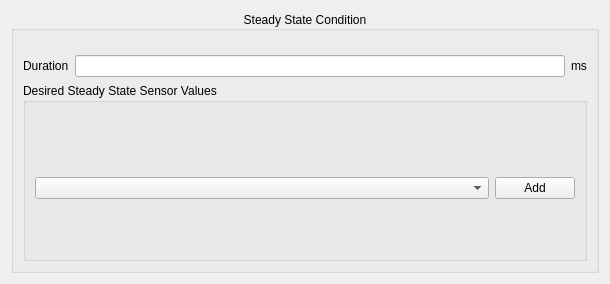
This is src/ManeuverPlanner/VisualScripter/Conditions/SteadyStateCondition.ui in theilem/uavGS as Qt 5 draws it before an edit. The edited form follows.
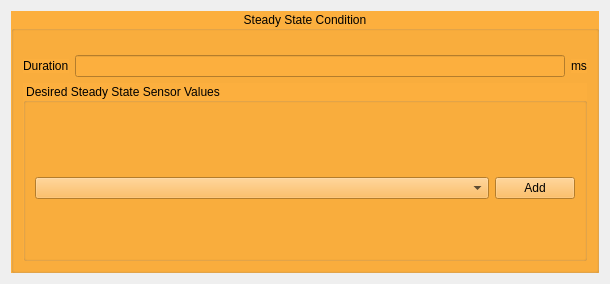
This is the edited form.

Commit message: Changing color scheme

The edit to the form file:
```diff
--- a/src/ManeuverPlanner/VisualScripter/Conditions/SteadyStateCondition.ui
+++ b/src/ManeuverPlanner/VisualScripter/Conditions/SteadyStateCondition.ui
@@ -16,6 +16,9 @@
   <layout class="QVBoxLayout" name="verticalLayout_2">
    <item>
     <widget class="QGroupBox" name="groupBox">
+     <property name="styleSheet">
+      <string notr="true">background-color:rgb(252, 175, 62)</string>
+     </property>
      <property name="title">
       <string>Steady State Condition</string>
      </property>
```
The commit also changes 7 other files.
